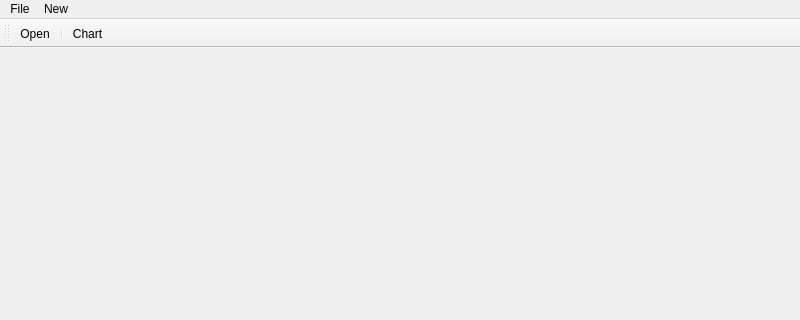
Old version of the form FactorioProductionAnalyzer/mainwindow.ui in the repository agrutter87/FactorioProductionAnalyzer; both pictures show x 0 to 800 and y 0 to 320 of the 800 by 600 pixel window.
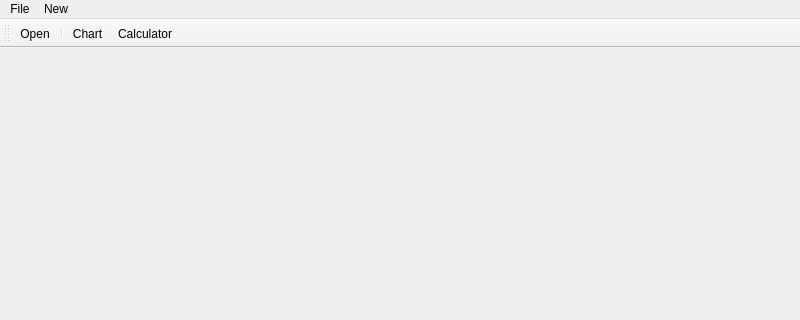
New version of the form. Icons and pictures are not drawn.

Commit message: Modified MainWindow to add new Action "Calculator" to read data for testing

```diff
--- a/FactorioProductionAnalyzer/mainwindow.ui
+++ b/FactorioProductionAnalyzer/mainwindow.ui
@@ -53,6 +53,7 @@
    <addaction name="actionOpen"/>
    <addaction name="separator"/>
    <addaction name="actionNewChart"/>
+   <addaction name="actionCalculator"/>
   </widget>
   <widget class="QStatusBar" name="statusBar"/>
   <action name="actionOpen">
@@ -85,6 +86,17 @@
     <string>Ctrl+N</string>
    </property>
   </action>
+  <action name="actionCalculator">
+   <property name="text">
+    <string>Calculator</string>
+   </property>
+   <property name="toolTip">
+    <string>Calculate various things...</string>
+   </property>
+   <property name="shortcut">
+    <string>C</string>
+   </property>
+  </action>
  </widget>
  <layoutdefault spacing="6" margin="11"/>
  <resources>
```
Left out of the diff: 1 changed line with no effect on the pictures. The commit also changes 2 other files.
